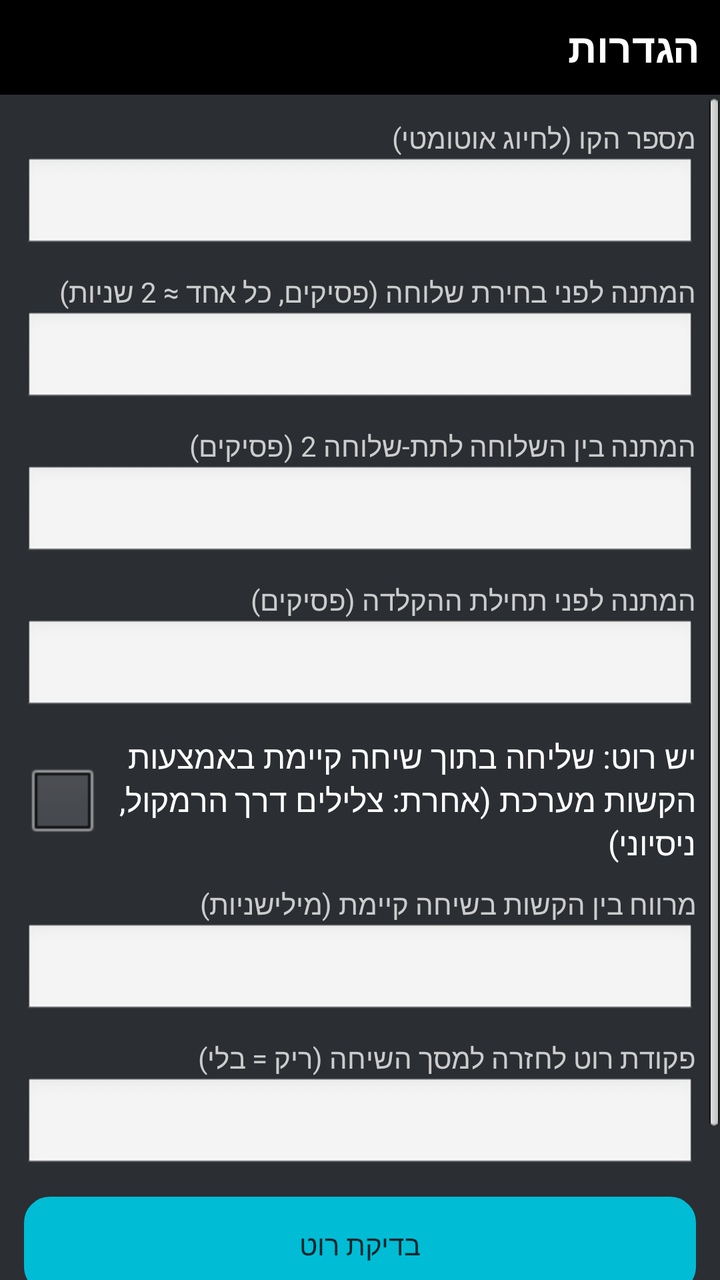
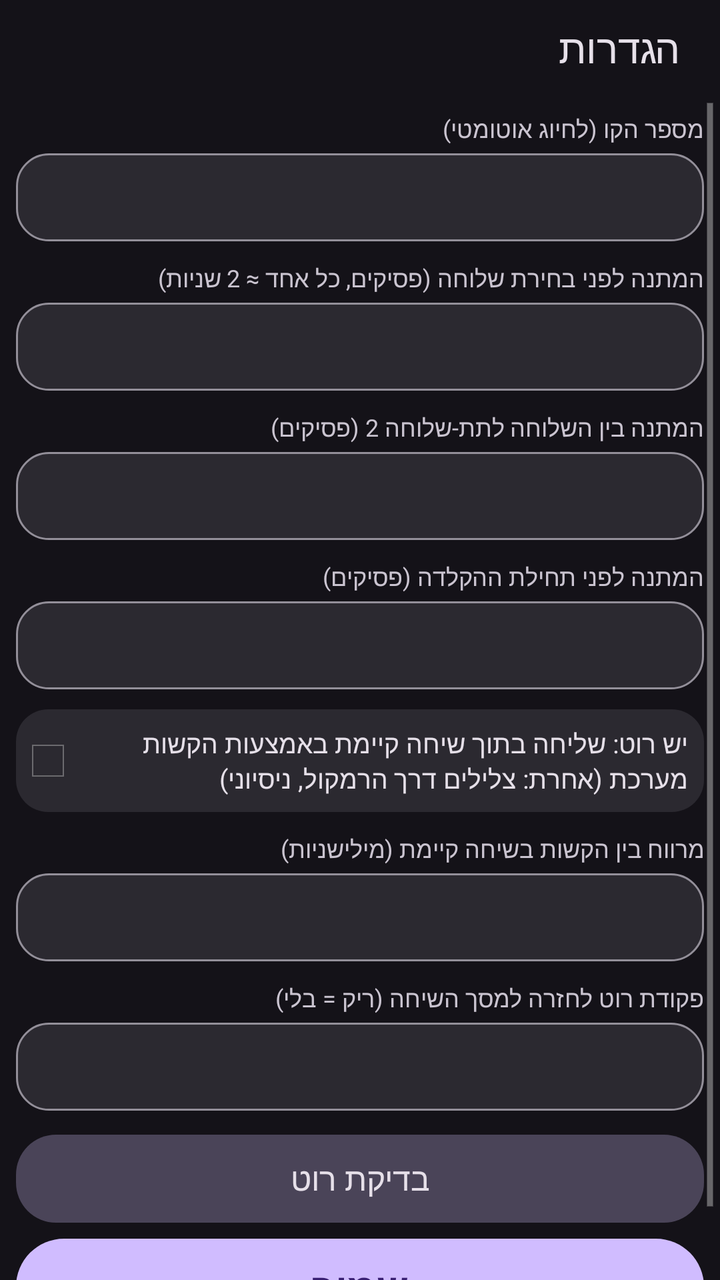

Before-and-after screenshots of an Android layout around one commit, followed by the original layout XML and the change that was made.
<!-- AndroidManifest.xml: application theme AppTheme -->
<!-- res/layout/activity_settings.xml -->
<?xml version="1.0" encoding="utf-8"?>
<LinearLayout xmlns:android="http://schemas.android.com/apk/res/android"
    android:layout_width="match_parent"
    android:layout_height="match_parent"
    android:background="?attr/colorBgMain"
    android:orientation="vertical">

    <TextView
        android:layout_width="match_parent"
        android:layout_height="wrap_content"
        android:background="?attr/colorHeader"
        android:padding="10dp"
        android:text="@string/title_settings"
        android:textColor="?attr/colorTextPrimary"
        android:textSize="20sp"
        android:textStyle="bold" />

    <ScrollView
        android:layout_width="match_parent"
        android:layout_height="match_parent"
        android:fillViewport="true">

        <LinearLayout
            android:layout_width="match_parent"
            android:layout_height="wrap_content"
            android:orientation="vertical"
            android:padding="12dp">

            <TextView
                android:layout_width="match_parent"
                android:layout_height="wrap_content"
                android:text="@string/label_number"
                android:textColor="?attr/colorTextSecondary" />

            <EditText
                android:id="@+id/edit_number"
                android:layout_width="match_parent"
                android:layout_height="wrap_content"
                android:inputType="phone"
                android:textColor="?attr/colorTextPrimary"
                android:nextFocusUp="@+id/btn_save"
                android:nextFocusDown="@+id/edit_p1" />

            <TextView
                android:layout_width="match_parent"
                android:layout_height="wrap_content"
                android:layout_marginTop="10dp"
                android:text="@string/label_p1"
                android:textColor="?attr/colorTextSecondary" />

            <EditText
                android:id="@+id/edit_p1"
                android:layout_width="match_parent"
                android:layout_height="wrap_content"
                android:inputType="number"
                android:maxLength="2"
                android:textColor="?attr/colorTextPrimary"
                android:nextFocusUp="@id/edit_number"
                android:nextFocusDown="@+id/edit_p2" />

            <TextView
                android:layout_width="match_parent"
                android:layout_height="wrap_content"
                android:layout_marginTop="10dp"
                android:text="@string/label_p2"
                android:textColor="?attr/colorTextSecondary" />

            <EditText
                android:id="@+id/edit_p2"
                android:layout_width="match_parent"
                android:layout_height="wrap_content"
                android:inputType="number"
                android:maxLength="2"
                android:textColor="?attr/colorTextPrimary"
                android:nextFocusUp="@id/edit_p1"
                android:nextFocusDown="@+id/edit_p3" />

            <TextView
                android:layout_width="match_parent"
                android:layout_height="wrap_content"
                android:layout_marginTop="10dp"
                android:text="@string/label_p3"
                android:textColor="?attr/colorTextSecondary" />

            <EditText
                android:id="@+id/edit_p3"
                android:layout_width="match_parent"
                android:layout_height="wrap_content"
                android:inputType="number"
                android:maxLength="2"
                android:textColor="?attr/colorTextPrimary"
                android:nextFocusUp="@id/edit_p2"
                android:nextFocusDown="@+id/cb_root" />

            <CheckBox
                android:id="@+id/cb_root"
                android:layout_width="match_parent"
                android:layout_height="wrap_content"
                android:layout_marginTop="10dp"
                android:text="@string/cb_root"
                android:textColor="?attr/colorTextPrimary"
                android:nextFocusUp="@id/edit_p3"
                android:nextFocusDown="@+id/edit_gap" />

            <TextView
                android:layout_width="match_parent"
                android:layout_height="wrap_content"
                android:layout_marginTop="10dp"
                android:text="@string/label_gap"
                android:textColor="?attr/colorTextSecondary" />

            <EditText
                android:id="@+id/edit_gap"
                android:layout_width="match_parent"
                android:layout_height="wrap_content"
                android:inputType="number"
                android:maxLength="5"
                android:textColor="?attr/colorTextPrimary"
                android:nextFocusUp="@id/cb_root"
                android:nextFocusDown="@+id/edit_cmd" />

            <TextView
                android:layout_width="match_parent"
                android:layout_height="wrap_content"
                android:layout_marginTop="10dp"
                android:text="@string/label_cmd"
                android:textColor="?attr/colorTextSecondary" />

            <EditText
                android:id="@+id/edit_cmd"
                android:layout_width="match_parent"
                android:layout_height="wrap_content"
                android:layoutDirection="ltr"
                android:inputType="textNoSuggestions"
                android:textColor="?attr/colorTextPrimary"
                android:nextFocusUp="@id/edit_gap"
                android:nextFocusDown="@+id/btn_test_root" />

            <Button
                android:id="@+id/btn_test_root"
                android:layout_width="match_parent"
                android:layout_height="48dp"
                android:layout_marginTop="12dp"
                android:background="@drawable/bg_round_button"
                android:text="@string/btn_test_root"
                android:textColor="@color/button_dark_text"
                android:nextFocusUp="@id/edit_cmd"
                android:nextFocusDown="@+id/btn_save" />

            <Button
                android:id="@+id/btn_save"
                android:layout_width="match_parent"
                android:layout_height="56dp"
                android:layout_marginTop="12dp"
                android:background="@drawable/bg_round_button"
                android:text="@string/btn_save"
                android:textColor="@color/button_dark_text"
                android:textSize="20sp"
                android:textStyle="bold"
                android:nextFocusUp="@id/btn_test_root"
                android:nextFocusDown="@id/edit_number" />
        </LinearLayout>
    </ScrollView>
</LinearLayout>
<!-- resources referenced by this layout -->
<resources>
  <color name="button_dark_text">#FF00252B</color>
  <!-- drawable bg_round_button (drawable) -->
  <?xml version="1.0" encoding="utf-8"?>
  <selector xmlns:android="http://schemas.android.com/apk/res/android">
      <item android:state_focused="true">
          <shape android:shape="rectangle">
              <solid android:color="@color/accent_teal" />
              <stroke android:width="4dp" android:color="@color/focus_green" />
              <corners android:radius="12dp" />
          </shape>
      </item>
      <item android:state_pressed="true">
          <shape android:shape="rectangle">
              <solid android:color="@color/focus_green" />
              <corners android:radius="12dp" />
          </shape>
      </item>
      <item>
          <shape android:shape="rectangle">
              <solid android:color="@color/accent_teal" />
              <stroke android:width="2dp" android:color="@color/accent_teal" />
              <corners android:radius="12dp" />
          </shape>
      </item>
  </selector>
  <style name="AppTheme" parent="android:Theme">
          <item name="colorBgMain">@color/bg_dark</item>
          <item name="colorHeader">@color/header_black</item>
          <item name="colorAccent">@color/accent_teal</item>
          <item name="colorTextPrimary">@color/text_white</item>
          <item name="colorTextSecondary">@color/text_light_gray</item>
      </style>
  <color name="accent_teal">#FF00BCD4</color>
  <color name="focus_green">#FF99CC00</color>
  <color name="bg_dark">#FF2B2E33</color>
  <color name="header_black">#FF000000</color>
  <color name="text_white">#FFFFFFFF</color>
  <color name="text_light_gray">#FFCCCCCC</color>
  <!-- unchanged entries left out for length: 10 -->
</resources>

<!-- the commit's change to res/layout/activity_settings.xml (unified diff, before → after) -->
@@ -7,13 +7,14 @@
 
     <TextView
         android:layout_width="match_parent"
-        android:layout_height="wrap_content"
+        android:layout_height="48dp"
         android:background="?attr/colorHeader"
-        android:padding="10dp"
+        android:gravity="center_vertical"
+        android:paddingEnd="20dp"
+        android:paddingStart="20dp"
         android:text="@string/title_settings"
         android:textColor="?attr/colorTextPrimary"
-        android:textSize="20sp"
-        android:textStyle="bold" />
+        android:textSize="20sp" />
 
     <ScrollView
         android:layout_width="match_parent"
@@ -24,20 +25,30 @@
             android:layout_width="match_parent"
             android:layout_height="wrap_content"
             android:orientation="vertical"
-            android:padding="12dp">
+            android:padding="8dp">
 
             <TextView
                 android:layout_width="match_parent"
                 android:layout_height="wrap_content"
                 android:text="@string/label_number"
-                android:textColor="?attr/colorTextSecondary" />
+                android:textColor="?attr/colorTextSecondary"
+                android:textSize="12sp" />
 
             <EditText
                 android:id="@+id/edit_number"
                 android:layout_width="match_parent"
                 android:layout_height="wrap_content"
+                android:layout_marginTop="4dp"
+                android:background="?attr/bgInput"
+                android:gravity="start"
                 android:inputType="phone"
-                android:textColor="?attr/colorTextPrimary"
+                android:minHeight="44dp"
+                android:paddingEnd="16dp"
+                android:paddingStart="16dp"
+                android:singleLine="true"
+                android:textColor="?attr/colorTextPrimary"
+                android:textDirection="ltr"
+                android:textSize="18sp"
                 android:nextFocusUp="@+id/btn_save"
                 android:nextFocusDown="@+id/edit_p1" />
 
@@ -46,15 +57,24 @@
                 android:layout_height="wrap_content"
                 android:layout_marginTop="10dp"
                 android:text="@string/label_p1"
-                android:textColor="?attr/colorTextSecondary" />
+                android:textColor="?attr/colorTextSecondary"
+                android:textSize="12sp" />
 
             <EditText
                 android:id="@+id/edit_p1"
                 android:layout_width="match_parent"
                 android:layout_height="wrap_content"
+                android:layout_marginTop="4dp"
+                android:background="?attr/bgInput"
+                android:gravity="start"
                 android:inputType="number"
                 android:maxLength="2"
-                android:textColor="?attr/colorTextPrimary"
+                android:minHeight="44dp"
+                android:paddingEnd="16dp"
+                android:paddingStart="16dp"
+                android:singleLine="true"
+                android:textColor="?attr/colorTextPrimary"
+                android:textSize="18sp"
                 android:nextFocusUp="@id/edit_number"
                 android:nextFocusDown="@+id/edit_p2" />
 
@@ -63,15 +83,24 @@
                 android:layout_height="wrap_content"
                 android:layout_marginTop="10dp"
                 android:text="@string/label_p2"
-                android:textColor="?attr/colorTextSecondary" />
+                android:textColor="?attr/colorTextSecondary"
+                android:textSize="12sp" />
 
             <EditText
                 android:id="@+id/edit_p2"
                 android:layout_width="match_parent"
                 android:layout_height="wrap_content"
+                android:layout_marginTop="4dp"
+                android:background="?attr/bgInput"
+                android:gravity="start"
                 android:inputType="number"
                 android:maxLength="2"
-                android:textColor="?attr/colorTextPrimary"
+                android:minHeight="44dp"
+                android:paddingEnd="16dp"
+                android:paddingStart="16dp"
+                android:singleLine="true"
+                android:textColor="?attr/colorTextPrimary"
+                android:textSize="18sp"
                 android:nextFocusUp="@id/edit_p1"
                 android:nextFocusDown="@+id/edit_p3" />
 
@@ -80,15 +109,24 @@
                 android:layout_height="wrap_content"
                 android:layout_marginTop="10dp"
                 android:text="@string/label_p3"
-                android:textColor="?attr/colorTextSecondary" />
+                android:textColor="?attr/colorTextSecondary"
+                android:textSize="12sp" />
 
             <EditText
                 android:id="@+id/edit_p3"
                 android:layout_width="match_parent"
                 android:layout_height="wrap_content"
+                android:layout_marginTop="4dp"
+                android:background="?attr/bgInput"
+                android:gravity="start"
                 android:inputType="number"
                 android:maxLength="2"
-                android:textColor="?attr/colorTextPrimary"
+                android:minHeight="44dp"
+                android:paddingEnd="16dp"
+                android:paddingStart="16dp"
+                android:singleLine="true"
+                android:textColor="?attr/colorTextPrimary"
+                android:textSize="18sp"
                 android:nextFocusUp="@id/edit_p2"
                 android:nextFocusDown="@+id/cb_root" />
 
@@ -97,8 +135,12 @@
                 android:layout_width="match_parent"
                 android:layout_height="wrap_content"
                 android:layout_marginTop="10dp"
+                android:background="?attr/bgCard"
+                android:minHeight="44dp"
+                android:padding="8dp"
                 android:text="@string/cb_root"
                 android:textColor="?attr/colorTextPrimary"
+                android:textSize="13sp"
                 android:nextFocusUp="@id/edit_p3"
                 android:nextFocusDown="@+id/edit_gap" />
 
@@ -107,15 +149,24 @@
                 android:layout_height="wrap_content"
                 android:layout_marginTop="10dp"
                 android:text="@string/label_gap"
-                android:textColor="?attr/colorTextSecondary" />
+                android:textColor="?attr/colorTextSecondary"
+                android:textSize="12sp" />
 
             <EditText
                 android:id="@+id/edit_gap"
                 android:layout_width="match_parent"
                 android:layout_height="wrap_content"
+                android:layout_marginTop="4dp"
+                android:background="?attr/bgInput"
+                android:gravity="start"
                 android:inputType="number"
                 android:maxLength="5"
-                android:textColor="?attr/colorTextPrimary"
+                android:minHeight="44dp"
+                android:paddingEnd="16dp"
+                android:paddingStart="16dp"
+                android:singleLine="true"
+                android:textColor="?attr/colorTextPrimary"
+                android:textSize="18sp"
                 android:nextFocusUp="@id/cb_root"
                 android:nextFocusDown="@+id/edit_cmd" />
 
@@ -124,37 +175,47 @@
                 android:layout_height="wrap_content"
                 android:layout_marginTop="10dp"
                 android:text="@string/label_cmd"
-                android:textColor="?attr/colorTextSecondary" />
+                android:textColor="?attr/colorTextSecondary"
+                android:textSize="12sp" />
 
             <EditText
                 android:id="@+id/edit_cmd"
                 android:layout_width="match_parent"
                 android:layout_height="wrap_content"
+                android:layout_marginTop="4dp"
+                android:background="?attr/bgInput"
+                android:gravity="start"
+                android:inputType="textNoSuggestions"
                 android:layoutDirection="ltr"
-                android:inputType="textNoSuggestions"
-                android:textColor="?attr/colorTextPrimary"
+                android:minHeight="44dp"
+                android:paddingEnd="16dp"
+                android:paddingStart="16dp"
+                android:singleLine="true"
+                android:textColor="?attr/colorTextPrimary"
+                android:textSize="16sp"
                 android:nextFocusUp="@id/edit_gap"
                 android:nextFocusDown="@+id/btn_test_root" />
 
             <Button
                 android:id="@+id/btn_test_root"
                 android:layout_width="match_parent"
-                android:layout_height="48dp"
+                android:layout_height="44dp"
                 android:layout_marginTop="12dp"
-                android:background="@drawable/bg_round_button"
+                android:background="?attr/bgBtnTonal"
                 android:text="@string/btn_test_root"
-                android:textColor="@color/button_dark_text"
+                android:textColor="?attr/colorTextPrimary"
+                android:textSize="16sp"
                 android:nextFocusUp="@id/edit_cmd"
                 android:nextFocusDown="@+id/btn_save" />
 
             <Button
                 android:id="@+id/btn_save"
                 android:layout_width="match_parent"
-                android:layout_height="56dp"
-                android:layout_marginTop="12dp"
-                android:background="@drawable/bg_round_button"
+                android:layout_height="48dp"
+                android:layout_marginTop="8dp"
+                android:background="?attr/bgBtnFilled"
                 android:text="@string/btn_save"
-                android:textColor="@color/button_dark_text"
+                android:textColor="?attr/colorOnAccent"
                 android:textSize="20sp"
                 android:textStyle="bold"
                 android:nextFocusUp="@id/btn_test_root"
<!-- resource entries referenced after the edit -->
@@ -1,43 +1,126 @@
 <!-- resources referenced by this layout -->
 <resources>
-  <color name="button_dark_text">#FF00252B</color>
-  <!-- drawable bg_round_button (drawable) -->
+  <style name="AppTheme" parent="android:Theme.Holo.NoActionBar">
+          <item name="colorBgMain">@color/bg_dark</item>
+          <item name="colorHeader">@color/header_dark</item>
+          <item name="colorAccent">@color/accent_dark</item>
+          <item name="colorOnAccent">@color/on_accent_dark</item>
+          <item name="colorTextPrimary">@color/text_white</item>
+          <item name="colorTextSecondary">@color/text_light_gray</item>
+          <item name="bgInput">@drawable/bg_input_d</item>
+          <item name="bgCard">@drawable/bg_card_d</item>
+          <item name="bgBtnFilled">@drawable/bg_btn_filled_d</item>
+          <item name="bgBtnTonal">@drawable/bg_btn_tonal_d</item>
+          <item name="bgIconBtn">@drawable/bg_icon_btn_d</item>
+          <item name="android:windowBackground">@color/bg_dark</item>
+          <item name="android:statusBarColor">@color/header_dark</item>
+          <item name="android:navigationBarColor">@color/bg_dark</item>
+          <item name="android:textColorPrimary">@color/text_white</item>
+          <item name="android:textColorHint">@color/text_light_gray</item>
+      </style>
+  <color name="bg_dark">#FF141218</color>
+  <color name="header_dark">#FF141218</color>
+  <color name="accent_dark">#FFD0BCFF</color>
+  <color name="on_accent_dark">#FF381E72</color>
+  <color name="text_white">#FFE6E0E9</color>
+  <color name="text_light_gray">#FFCAC4D0</color>
+  <!-- drawable bg_input_d (drawable) -->
   <?xml version="1.0" encoding="utf-8"?>
   <selector xmlns:android="http://schemas.android.com/apk/res/android">
       <item android:state_focused="true">
-          <shape android:shape="rectangle">
-              <solid android:color="@color/accent_teal" />
-              <stroke android:width="4dp" android:color="@color/focus_green" />
-              <corners android:radius="12dp" />
-          </shape>
+      <shape android:shape="rectangle">
+          <solid android:color="#FF2B2930" />
+          <stroke android:width="3dp" android:color="#FFD0BCFF" />
+          <corners android:radius="16dp" />
+      </shape>
+      </item>
+      <item>
+      <shape android:shape="rectangle">
+          <solid android:color="#FF2B2930" />
+          <stroke android:width="1dp" android:color="#FF938F99" />
+          <corners android:radius="16dp" />
+      </shape>
+      </item>
+  </selector>
+  <!-- drawable bg_card_d (drawable) -->
+  <?xml version="1.0" encoding="utf-8"?>
+  <selector xmlns:android="http://schemas.android.com/apk/res/android">
+      <item>
+      <shape android:shape="rectangle">
+          <solid android:color="#FF2B2930" />
+          <corners android:radius="16dp" />
+      </shape>
+      </item>
+  </selector>
+  <!-- drawable bg_btn_filled_d (drawable) -->
+  <?xml version="1.0" encoding="utf-8"?>
+  <selector xmlns:android="http://schemas.android.com/apk/res/android">
+      <item android:state_focused="true">
+      <shape android:shape="rectangle">
+          <solid android:color="#FFD0BCFF" />
+          <stroke android:width="3dp" android:color="#FFEADDFF" />
+          <corners android:radius="28dp" />
+      </shape>
       </item>
       <item android:state_pressed="true">
-          <shape android:shape="rectangle">
-              <solid android:color="@color/focus_green" />
-              <corners android:radius="12dp" />
-          </shape>
+      <shape android:shape="rectangle">
+          <solid android:color="#FFB69DF8" />
+          <corners android:radius="28dp" />
+      </shape>
       </item>
       <item>
-          <shape android:shape="rectangle">
-              <solid android:color="@color/accent_teal" />
-              <stroke android:width="2dp" android:color="@color/accent_teal" />
-              <corners android:radius="12dp" />
-          </shape>
+      <shape android:shape="rectangle">
+          <solid android:color="#FFD0BCFF" />
+          <corners android:radius="28dp" />
+      </shape>
       </item>
   </selector>
-  <style name="AppTheme" parent="android:Theme">
-          <item name="colorBgMain">@color/bg_dark</item>
-          <item name="colorHeader">@color/header_black</item>
-          <item name="colorAccent">@color/accent_teal</item>
-          <item name="colorTextPrimary">@color/text_white</item>
-          <item name="colorTextSecondary">@color/text_light_gray</item>
-      </style>
-  <color name="accent_teal">#FF00BCD4</color>
-  <color name="focus_green">#FF99CC00</color>
-  <color name="bg_dark">#FF2B2E33</color>
-  <color name="header_black">#FF000000</color>
-  <color name="text_white">#FFFFFFFF</color>
-  <color name="text_light_gray">#FFCCCCCC</color>
+  <!-- drawable bg_btn_tonal_d (drawable) -->
+  <?xml version="1.0" encoding="utf-8"?>
+  <selector xmlns:android="http://schemas.android.com/apk/res/android">
+      <item android:state_focused="true">
+      <shape android:shape="rectangle">
+          <solid android:color="#FF4A4458" />
+          <stroke android:width="3dp" android:color="#FFEADDFF" />
+          <corners android:radius="20dp" />
+      </shape>
+      </item>
+      <item android:state_pressed="true">
+      <shape android:shape="rectangle">
+          <solid android:color="#FF938F99" />
+          <corners android:radius="20dp" />
+      </shape>
+      </item>
+      <item>
+      <shape android:shape="rectangle">
+          <solid android:color="#FF4A4458" />
+          <corners android:radius="20dp" />
+      </shape>
+      </item>
+  </selector>
+  <!-- drawable bg_icon_btn_d (drawable) -->
+  <?xml version="1.0" encoding="utf-8"?>
+  <selector xmlns:android="http://schemas.android.com/apk/res/android">
+      <item android:state_focused="true">
+      <shape android:shape="rectangle">
+          <solid android:color="#FF4A4458" />
+          <stroke android:width="3dp" android:color="#FFEADDFF" />
+          <corners android:radius="24dp" />
+      </shape>
+      </item>
+      <item android:state_pressed="true">
+      <shape android:shape="rectangle">
+          <solid android:color="#FF4A4458" />
+          <corners android:radius="24dp" />
+      </shape>
+      </item>
+      <item>
+      <shape android:shape="rectangle">
+          <solid android:color="#00000000" />
+          <corners android:radius="24dp" />
+      </shape>
+      </item>
+  </selector>
   <!-- unchanged entries left out for length: 10 -->
 </resources>
 
